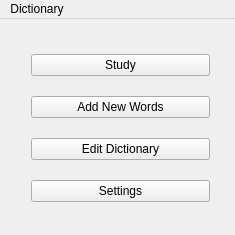
The window that startwindow.ui (lelika1/disturber) describes before a commit, drawn with Qt 5.
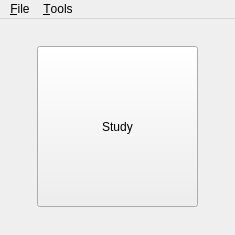
The same window after the commit.

```diff
--- a/startwindow.ui
+++ b/startwindow.ui
@@ -35,46 +35,27 @@
    <string>LangLearn</string>
   </property>
   <widget class="QWidget" name="centralWidget">
-   <widget class="QWidget" name="layoutWidget">
-    <property name="geometry">
-     <rect>
-      <x>20</x>
-      <y>10</y>
-      <width>201</width>
-      <height>201</height>
-     </rect>
-    </property>
-    <layout class="QVBoxLayout" name="verticalLayout">
-     <item>
-      <widget class="QPushButton" name="studyButton">
-       <property name="text">
-        <string>Study</string>
-       </property>
-      </widget>
-     </item>
-     <item>
-      <widget class="QPushButton" name="addButton">
-       <property name="text">
-        <string>Add New Words</string>
-       </property>
-      </widget>
-     </item>
-     <item>
-      <widget class="QPushButton" name="editButton">
-       <property name="text">
-        <string>Edit Dictionary</string>
-       </property>
-      </widget>
-     </item>
-     <item>
-      <widget class="QPushButton" name="settingsButton">
-       <property name="text">
-        <string>Settings</string>
-       </property>
-      </widget>
-     </item>
-    </layout>
-   </widget>
+   <layout class="QGridLayout" name="gridLayout">
+    <item row="0" column="0">
+     <widget class="QPushButton" name="studyButton">
+      <property name="minimumSize">
+       <size>
+        <width>161</width>
+        <height>161</height>
+       </size>
+      </property>
+      <property name="maximumSize">
+       <size>
+        <width>161</width>
+        <height>161</height>
+       </size>
+      </property>
+      <property name="text">
+       <string>Study</string>
+      </property>
+     </widget>
+    </item>
+   </layout>
   </widget>
   <widget class="QMenuBar" name="menuBar">
    <property name="geometry">
@@ -87,12 +68,21 @@
    </property>
    <widget class="QMenu" name="menuDictionary_CSV">
     <property name="title">
-     <string>Dictionary</string>
+     <string>&amp;File</string>
     </property>
-    <addaction name="actionDictionary_CSV"/>
-    <addaction name="actionCSV_Dictionary"/>
+    <addaction name="actionImport"/>
+    <addaction name="actionExport"/>
+   </widget>
+   <widget class="QMenu" name="menu_Tools">
+    <property name="title">
+     <string>&amp;Tools</string>
+    </property>
+    <addaction name="actionEdit_dictionary"/>
+    <addaction name="separator"/>
+    <addaction name="action_Options"/>
    </widget>
    <addaction name="menuDictionary_CSV"/>
+   <addaction name="menu_Tools"/>
   </widget>
   <action name="actionF">
    <property name="text">
```
Left out of the diff: 25 changed lines with no effect on the pictures.
